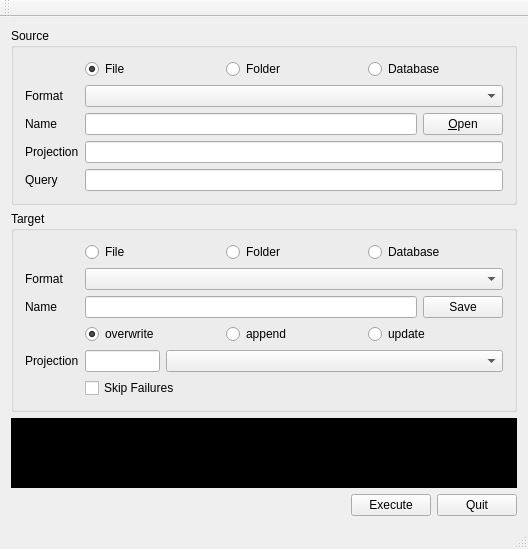
lasma/ogr2ogr-gui, file ui/mainwindow.ui: the form before one commit.
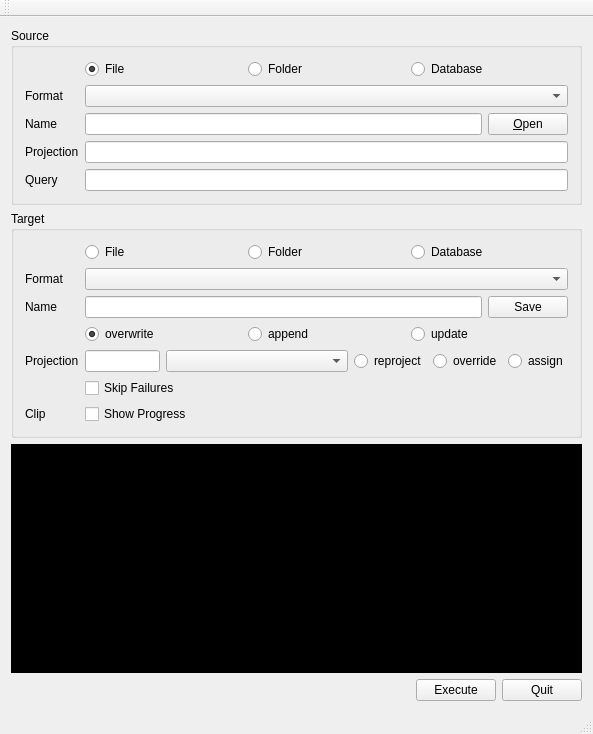
The form after the commit.

```diff
--- a/ui/mainwindow.ui
+++ b/ui/mainwindow.ui
@@ -6,8 +6,8 @@
    <rect>
     <x>0</x>
     <y>0</y>
-    <width>528</width>
-    <height>548</height>
+    <width>593</width>
+    <height>734</height>
    </rect>
   </property>
   <property name="windowTitle">
@@ -101,7 +101,11 @@
         </widget>
        </item>
        <item row="3" column="1">
-        <widget class="QLineEdit" name="txtSourceProj"/>
+        <widget class="QLineEdit" name="txtSourceProj">
+         <property name="readOnly">
+          <bool>true</bool>
+         </property>
+        </widget>
        </item>
        <item row="4" column="0">
         <widget class="QLabel" name="label_7">
@@ -246,7 +250,7 @@
         </widget>
        </item>
        <item row="4" column="1">
-        <layout class="QHBoxLayout" name="horizontalLayout_6">
+        <layout class="QHBoxLayout" name="horizontalLayout_9">
          <item>
           <widget class="QLineEdit" name="txtTargetProj">
            <property name="minimumSize">
@@ -266,6 +270,31 @@
          <item>
           <widget class="QComboBox" name="cmbTargetProj"/>
          </item>
+         <item>
+          <layout class="QHBoxLayout" name="horizontalLayout_6">
+           <item>
+            <widget class="QRadioButton" name="radTargetProjReproject">
+             <property name="text">
+              <string>reproject</string>
+             </property>
+            </widget>
+           </item>
+           <item>
+            <widget class="QRadioButton" name="radTargetProjOverride">
+             <property name="text">
+              <string>override</string>
+             </property>
+            </widget>
+           </item>
+           <item>
+            <widget class="QRadioButton" name="radTargetProjAssign">
+             <property name="text">
+              <string>assign</string>
+             </property>
+            </widget>
+           </item>
+          </layout>
+         </item>
         </layout>
        </item>
        <item row="5" column="1">
@@ -275,11 +304,34 @@
          </property>
         </widget>
        </item>
+       <item row="6" column="0">
+        <widget class="QLabel" name="label_8">
+         <property name="text">
+          <string>Clip</string>
+         </property>
+        </widget>
+       </item>
+       <item row="6" column="1">
+        <widget class="QCheckBox" name="ckbShowProgress">
+         <property name="text">
+          <string>Show Progress</string>
+         </property>
+         <property name="checked">
+          <bool>false</bool>
+         </property>
+        </widget>
+       </item>
       </layout>
      </widget>
     </item>
     <item>
      <widget class="QPlainTextEdit" name="txtParameters">
+      <property name="maximumSize">
+       <size>
+        <width>16777215</width>
+        <height>16777215</height>
+       </size>
+      </property>
       <property name="autoFillBackground">
        <bool>false</bool>
       </property>
```
